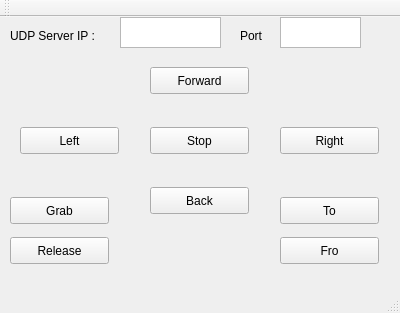
This is projects/qt/bubbleCommander/mainwindow.ui in bensinghbeno/design-engine as Qt 5 draws it before an edit. The edited form follows.
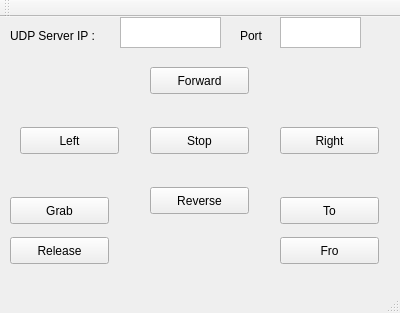
This is the edited form.

Diff of the .ui file:
```diff
--- a/projects/qt/bubbleCommander/mainwindow.ui
+++ b/projects/qt/bubbleCommander/mainwindow.ui
@@ -63,7 +63,7 @@
      </rect>
     </property>
     <property name="text">
-     <string>Back</string>
+     <string>Reverse</string>
     </property>
    </widget>
    <widget class="QPushButton" name="F">
```
